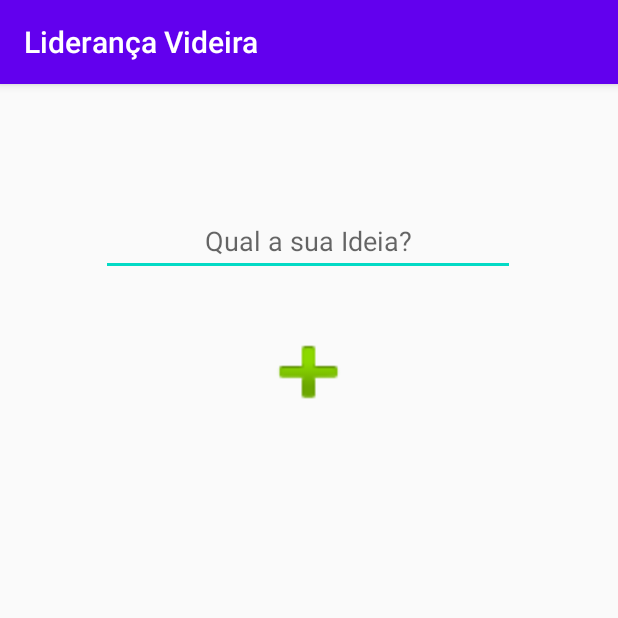
After one commit to gabrielsaimo/GerenciadorDeMembros, an Android app: the IdeiasCelula screen opened directly, with no data from a screen before it, on a phone screen of 412 x 824 dp, the top half of it. The commit adds this screen. Run offline under Robolectric (Android 15) with nearby library versions, the phone set to English and light mode, and no system bars.

Commit message:
atualizacao : all button ok!

```diff
--- a/app/src/main/AndroidManifest.xml
+++ b/app/src/main/AndroidManifest.xml
@@ -9,7 +9,8 @@
         android:roundIcon="@mipmap/icon_app"
         android:supportsRtl="true"
         android:theme="@style/AppTheme">
-        <activity android:name=".CriarUser"></activity>
+        <activity android:name=".IdeiasCelula"></activity>
+        <activity android:name=".CriarUser" />
         <activity
             android:name=".ListaMenbros"
             android:theme="@style/AppTheme.NoActionBar" />
--- a/app/src/main/java/com/example/videira_em_celula/Cadastro.java
+++ b/app/src/main/java/com/example/videira_em_celula/Cadastro.java
@@ -5,7 +5,6 @@ import android.content.Intent;
 import android.os.Bundle;
 import android.view.Gravity;
 import android.view.View;
-import android.view.WindowManager;
 import android.widget.Button;
 import android.widget.EditText;
 import android.widget.Toast;
--- a/app/src/main/java/com/example/videira_em_celula/CriarUser.java
+++ b/app/src/main/java/com/example/videira_em_celula/CriarUser.java
@@ -1,9 +1,6 @@
 package com.example.videira_em_celula;
 
 import androidx.appcompat.app.AppCompatActivity;
-
-import android.drm.DrmStore;
-import android.net.nsd.NsdManager;
 import android.os.Bundle;
 import android.view.Gravity;
 import android.view.View;
@@ -24,7 +21,7 @@ public class CriarUser extends AppCompatActivity {
 
         db= new DBLogin(this);
 
-        email = (EditText)findViewById(R.id.editEmail);
+        email = (EditText)findViewById(R.id.editText);
         senha = (EditText)findViewById(R.id.textSenha);
         confsenha = (EditText)findViewById(R.id.textConfSenha);
 
--- /dev/null
+++ b/app/src/main/java/com/example/videira_em_celula/IdeiasCelula.java
@@ -0,0 +1,15 @@
+package com.example.videira_em_celula;
+
+import androidx.appcompat.app.AppCompatActivity;
+
+import android.os.Bundle;
+
+public class IdeiasCelula extends AppCompatActivity {
+
+    @Override
+    protected void onCreate(Bundle savedInstanceState) {
+        super.onCreate(savedInstanceState);
+        setContentView(R.layout.activity_ideias_celula);
+
+    }
+}
--- a/app/src/main/java/com/example/videira_em_celula/Login.java
+++ b/app/src/main/java/com/example/videira_em_celula/Login.java
@@ -83,7 +83,7 @@ public class Login extends AppCompatActivity {
 // INICIALIZA COMPONENTES
     private void inicializarComponentes() {
         btnLogar = (Button) findViewById(R.id.btLogar);
-        editEmail = (EditText) findViewById(R.id.editEmail);
+        editEmail = (EditText) findViewById(R.id.editText);
         editSenha = (EditText) findViewById(R.id.editSenha);
         btnPular = (Button) findViewById(R.id.btnPul);
     }
--- a/app/src/main/res/layout/activity_cadastro.xml
+++ b/app/src/main/res/layout/activity_cadastro.xml
@@ -29,7 +29,7 @@
         android:textColorHint="#FFFFFF" />
 
     <EditText
-        android:id="@+id/editEmail"
+        android:id="@+id/editText"
         android:layout_width="271dp"
         android:layout_height="46dp"
         android:layout_gravity="center"
--- a/app/src/main/res/layout/activity_criar_user.xml
+++ b/app/src/main/res/layout/activity_criar_user.xml
@@ -7,7 +7,7 @@
     tools:context=".CriarUser">
 
     <EditText
-        android:id="@+id/editEmail"
+        android:id="@+id/editText"
         android:layout_width="276dp"
         android:layout_height="46dp"
         android:layout_gravity="center"
--- /dev/null
+++ b/app/src/main/res/layout/activity_ideias_celula.xml
@@ -0,0 +1,51 @@
+<?xml version="1.0" encoding="utf-8"?>
+<androidx.constraintlayout.widget.ConstraintLayout xmlns:android="http://schemas.android.com/apk/res/android"
+    xmlns:app="http://schemas.android.com/apk/res-auto"
+    xmlns:tools="http://schemas.android.com/tools"
+    android:layout_width="match_parent"
+    android:layout_height="match_parent"
+    tools:context=".IdeiasCelula">
+
+
+    <EditText
+        android:id="@+id/editText"
+        android:layout_width="276dp"
+        android:layout_height="46dp"
+        android:layout_gravity="center"
+        android:layout_marginStart="67dp"
+        android:layout_marginEnd="68dp"
+        android:layout_marginBottom="16dp"
+        android:ems="10"
+        android:hint="Qual a sua Ideia?"
+        android:textAlignment="center"
+        app:layout_constraintBottom_toBottomOf="parent"
+        app:layout_constraintEnd_toEndOf="parent"
+        app:layout_constraintHorizontal_bias="0.0"
+        app:layout_constraintStart_toStartOf="parent"
+        app:layout_constraintTop_toTopOf="parent"
+        app:layout_constraintVertical_bias="0.116" />
+
+    <Button
+        android:id="@+id/btadd"
+        android:layout_width="71dp"
+        android:layout_height="64dp"
+        android:layout_marginTop="32dp"
+        android:background="@android:drawable/ic_input_add"
+        app:layout_constraintEnd_toEndOf="@+id/editText"
+        app:layout_constraintHorizontal_bias="0.502"
+        app:layout_constraintStart_toStartOf="@+id/editText"
+        app:layout_constraintTop_toBottomOf="@+id/editText" />
+
+    <ListView
+        android:layout_width="409dp"
+        android:layout_height="509dp"
+        android:layout_marginStart="8dp"
+        android:layout_marginEnd="8dp"
+        android:layout_marginBottom="2dp"
+        app:layout_constraintBottom_toBottomOf="parent"
+        app:layout_constraintEnd_toEndOf="parent"
+        app:layout_constraintStart_toStartOf="parent"
+        app:layout_constraintTop_toBottomOf="@+id/btadd" />
+
+
+</androidx.constraintlayout.widget.ConstraintLayout>
--- a/app/src/main/res/layout/activity_login2.xml
+++ b/app/src/main/res/layout/activity_login2.xml
@@ -19,7 +19,7 @@
             android:orientation="vertical">
 
             <EditText
-                android:id="@+id/editEmail"
+                android:id="@+id/editText"
                 android:layout_width="271dp"
                 android:layout_height="46dp"
                 android:layout_gravity="center"
@@ -63,7 +63,7 @@
                 android:textSize="16sp"
                 android:layout_gravity="center"
                 app:layout_constraintBottom_toBottomOf="parent"
-                app:layout_constraintEnd_toEndOf="@+id/editEmail"
+                app:layout_constraintEnd_toEndOf="@+id/editText"
                 app:layout_constraintHorizontal_bias="0.486"
                 app:layout_constraintStart_toStartOf="@+id/editSenha"
                 app:layout_constraintTop_toTopOf="parent"
```
Also changed, not shown: app/src/main/java/com/example/videira_em_celula/MainActivity.java (+19 -2 lines).
